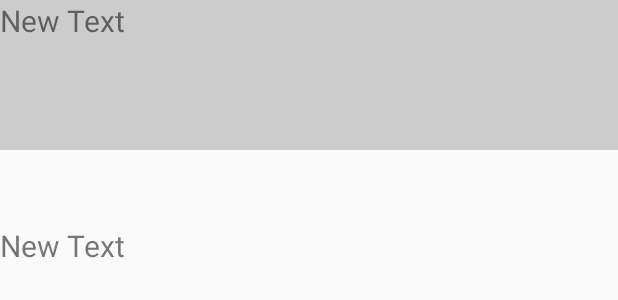
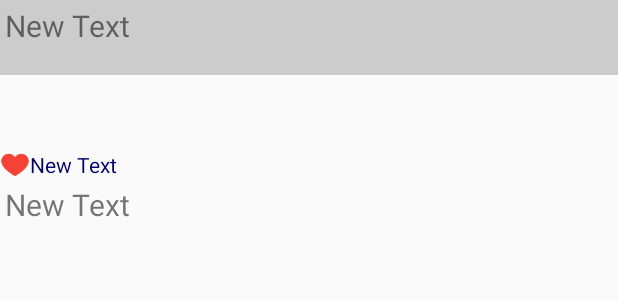
Before and after one commit to shabnamkousha/InstagramPhotos, an Android app: the layout item_photo.xml on its own in the app's theme, with its tools: preview values and no code run, on a phone screen of 412 x 824 dp. Shown: the top 300 px of the screen. Run offline under Robolectric (Android 15) with nearby library versions, the phone set to English and light mode, and no system bars.

Commit message:
Added like icon

```diff
--- a/app/src/main/java/com/example/shabnam/instaphotos/IntagramPhotosAdapter.java
+++ b/app/src/main/java/com/example/shabnam/instaphotos/IntagramPhotosAdapter.java
@@ -29,8 +29,10 @@ public class IntagramPhotosAdapter extends ArrayAdapter<InstagramPhoto>{
         TextView tvCaption=(TextView) convertView.findViewById(R.id.tvCaption );
         ImageView ivPhoto=(ImageView) convertView.findViewById(R.id.ivPhoto);
         TextView tvUsername=(TextView) convertView.findViewById(R.id.tvUsername);
+        TextView tvLikes=(TextView) convertView.findViewById(R.id.tvLikes);
         tvCaption.setText(photo.caption);
         tvUsername.setText(photo.username);
+        tvLikes.setText(String.valueOf(photo.likesCount)+ " Likes");
         ivPhoto.setImageResource(0);
         Picasso.with(getContext()).load(photo.imageUrl).into(ivPhoto);
         return convertView;
--- a/app/src/main/res/layout/item_photo.xml
+++ b/app/src/main/res/layout/item_photo.xml
@@ -3,12 +3,14 @@
     android:layout_width="match_parent" android:layout_height="match_parent">
     <RelativeLayout
         android:layout_width="match_parent"
-        android:layout_height="100dp"
+        android:layout_height="50dp"
         android:background="#ccc"
         android:layout_alignParentTop="true"
         android:layout_alignParentLeft="true"
         android:layout_alignParentStart="true"
+        android:padding="3dp"
         android:id="@+id/relativeLayout">
+
 
         <TextView
             android:layout_width="wrap_content"
@@ -30,8 +32,9 @@
         android:id="@+id/tvCaption"
         android:textSize="20sp"
         android:maxLines="3"
+        android:padding="3dp"
         android:ellipsize="end"
-        android:layout_below="@+id/ivPhoto"
+        android:layout_below="@+id/tvLikes"
         android:layout_alignParentLeft="true"
         android:layout_alignParentStart="true" />
 
@@ -46,4 +49,23 @@
         android:layout_alignParentLeft="true"
         android:layout_alignParentStart="true" />
 
+    <TextView
+        android:layout_width="wrap_content"
+        android:layout_height="wrap_content"
+        android:text="New Text"
+        android:id="@+id/tvLikes"
+        android:textColor="#000066"
+        android:layout_below="@+id/ivPhoto"
+        android:layout_toRightOf="@+id/ivLikes"
+        />
+
+    <ImageView
+        android:layout_width="20dp"
+        android:layout_height="20dp"
+        android:id="@+id/ivLikes"
+        android:src="@drawable/like"
+        android:layout_alignTop="@+id/tvLikes"
+        android:layout_alignParentLeft="true"
+        android:layout_alignParentStart="true" />
+
 </RelativeLayout>
```
Also changed, not shown: app/src/main/res/drawable/like.png (added).
